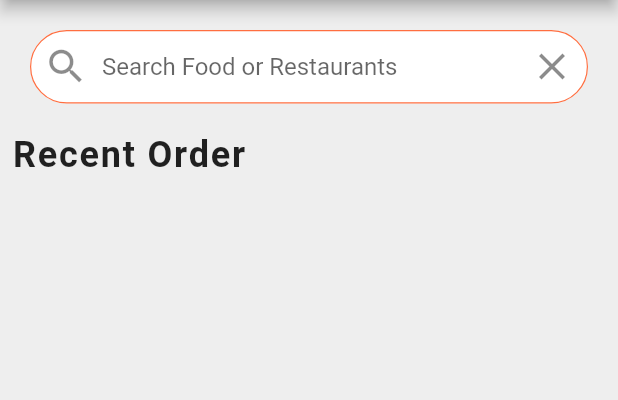
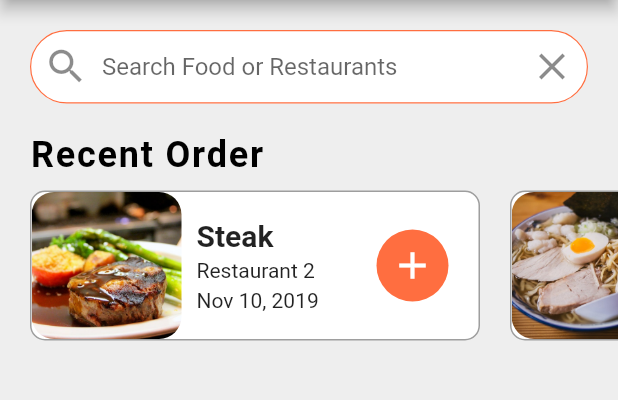
Before and after one commit to KTmifune/flutter-food-delivery-ui, a Flutter app: the screen it shows after launch, on a phone screen of 412 x 824 dp, the part 84-484 px from its top. Run offline on Flutter 3.47's test engine with Material 2 defaults, Android fonts, the phone set to English and light mode, and no system bars; our stand-ins replace google_fonts.

Commit message:
no message

```diff
--- a/flutter_food_delivery_ui/lib/widgets/recent_orders.dart
+++ b/flutter_food_delivery_ui/lib/widgets/recent_orders.dart
@@ -1,22 +1,126 @@
 import 'package:flutter/material.dart';
+import 'package:flutter_food_delivery_ui/data/data.dart';
+import 'package:flutter_food_delivery_ui/models/order.dart';
+import 'package:google_fonts/google_fonts.dart';
 
 class RecentOrders extends StatelessWidget {
+  _buildRecentOrder(BuildContext context, Order order) {
+    return Container(
+      margin: EdgeInsets.all(10.0),
+      width: 300.0,
+      decoration: BoxDecoration(
+          color: Colors.white,
+          borderRadius: BorderRadius.circular(10.0),
+          border: Border.all(
+            color: Colors.grey,
+            width: 1.0,
+          )),
+      child: Row(
+        mainAxisAlignment: MainAxisAlignment.spaceBetween,
+        children: <Widget>[
+          Expanded(
+            child: Row(
+              children: <Widget>[
+                ClipRRect(
+                  borderRadius: BorderRadius.circular(15.0),
+                  child: Image.asset(
+                    order.food.imageUrl,
+                    height: 100.0,
+                    width: 100.0,
+                    fit: BoxFit.cover,
+                  ),
+                ),
+                Expanded(
+                  child: Container(
+                    margin: EdgeInsets.all(10.0),
+                    child: Column(
+                      crossAxisAlignment: CrossAxisAlignment.start,
+                      mainAxisAlignment: MainAxisAlignment.center,
+                      children: <Widget>[
+                        Text(
+                          order.food.name,
+                          style: GoogleFonts.roboto(
+                            textStyle: TextStyle(
+                              fontSize: 20.0,
+                              fontWeight: FontWeight.w600,
+                            ),
+                          ),
+                          overflow: TextOverflow.ellipsis,
+                        ),
+                        SizedBox(
+                          height: 4.0,
+                        ),
+                        Text(
+                          order.restaurant.name,
+                          style: GoogleFonts.roboto(),
+                        ),
+                        SizedBox(
+                          height: 4.0,
+                        ),
+                        Text(
+                          order.date,
+                          style: GoogleFonts.roboto(),
+                        ),
+                      ],
+                    ),
+                  ),
+                ),
+              ],
+            ),
+          ),
+          Container(
+            margin: EdgeInsets.only(right: 20.0),
+            width: 48.0,
+            decoration: BoxDecoration(
+              color: Theme.of(context).primaryColor,
+              borderRadius: BorderRadius.circular(30.0),
+            ),
+            child: IconButton(
+              iconSize: 30.0,
+              icon: Icon(
+                Icons.add,
+                size: 30.0,
+                color: Colors.white,
+              ),
+              onPressed: () {},
+            ),
+          )
+        ],
+      ),
+    );
+  }
+
   @override
   Widget build(BuildContext context) {
     return Column(
       crossAxisAlignment: CrossAxisAlignment.start,
       children: <Widget>[
         Padding(
-          padding: const EdgeInsets.symmetric(horizontal: 8.0),
+          padding: const EdgeInsets.symmetric(horizontal: 20.0),
           child: Text(
             'Recent Order',
-            style: TextStyle(
-              fontSize: 24.0,
-              fontWeight: FontWeight.w600,
-              letterSpacing: 1.2,
+            style: GoogleFonts.shadowsIntoLight(
+              textStyle: TextStyle(
+                fontSize: 24.0,
+                color: Colors.black,
+                fontWeight: FontWeight.w600,
+                letterSpacing: 1.2,
+              ),
             ),
           ),
-        )
+        ),
+        Container(
+          height: 120.0,
+          child: ListView.builder(
+            padding: EdgeInsets.only(left: 10.0),
+            scrollDirection: Axis.horizontal,
+            itemCount: currentUser.orders.length,
+            itemBuilder: (BuildContext context, int index) {
+              Order order = currentUser.orders[index];
+              return _buildRecentOrder(context, order);
+            },
+          ),
+        ),
       ],
     );
   }
--- a/flutter_food_delivery_ui/pubspec.yaml
+++ b/flutter_food_delivery_ui/pubspec.yaml
@@ -19,6 +19,7 @@ environment:
 dependencies:
   flutter:
     sdk: flutter
+  google_fonts: ^1.1.0
 
   # The following adds the Cupertino Icons font to your application.
   # Use with the CupertinoIcons class for iOS style icons.
```
Also changed, not shown: flutter_food_delivery_ui/pubspec.lock, 3 other files.
